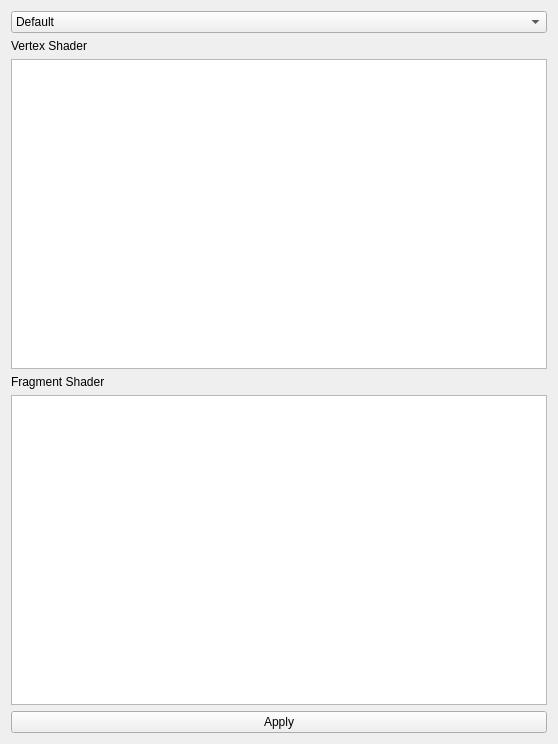
Before: the Qt Designer form utils/3d/shadedSceneControlWidget.ui in NickPenkrat/corecvs, drawn with Qt 5.
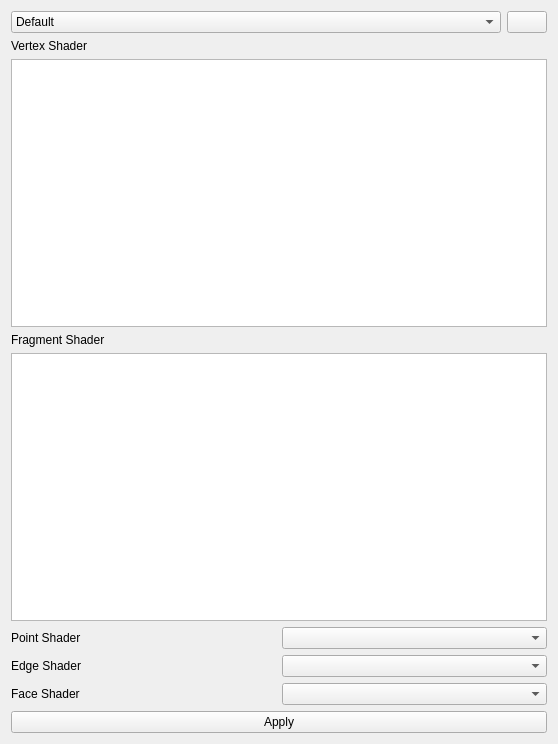
After: the same form once the commit is applied. Icons and pictures are not drawn.

Patch:
```diff
--- a/utils/3d/shadedSceneControlWidget.ui
+++ b/utils/3d/shadedSceneControlWidget.ui
@@ -14,16 +14,6 @@
    <string>Form</string>
   </property>
   <layout class="QGridLayout" name="gridLayout">
-   <item row="5" column="0">
-    <widget class="QPushButton" name="pushButton">
-     <property name="text">
-      <string>Apply</string>
-     </property>
-    </widget>
-   </item>
-   <item row="4" column="0">
-    <widget class="QPlainTextEdit" name="fragmentShaderTextEdit"/>
-   </item>
    <item row="1" column="0">
     <widget class="QLabel" name="label">
      <property name="text">
@@ -40,9 +30,6 @@
      </item>
     </widget>
    </item>
-   <item row="2" column="0">
-    <widget class="QPlainTextEdit" name="vetrexShaderTextEdit"/>
-   </item>
    <item row="3" column="0">
     <widget class="QLabel" name="label_2">
      <property name="text">
@@ -50,6 +37,76 @@
      </property>
     </widget>
    </item>
+   <item row="4" column="0" colspan="2">
+    <widget class="QPlainTextEdit" name="fragmentShaderTextEdit"/>
+   </item>
+   <item row="2" column="0" colspan="2">
+    <widget class="QPlainTextEdit" name="vetrexShaderTextEdit"/>
+   </item>
+   <item row="0" column="1">
+    <widget class="QPushButton" name="pushButton_2">
+     <property name="sizePolicy">
+      <sizepolicy hsizetype="Fixed" vsizetype="Fixed">
+       <horstretch>0</horstretch>
+       <verstretch>0</verstretch>
+      </sizepolicy>
+     </property>
+     <property name="text">
+      <string/>
+     </property>
+     <property name="icon">
+      <iconset resource="../../resources/main.qrc">
+       <normaloff>:/new/prefix1/install.png</normaloff>:/new/prefix1/install.png</iconset>
+     </property>
+     <property name="iconSize">
+      <size>
+       <width>24</width>
+       <height>24</height>
+      </size>
+     </property>
+    </widget>
+   </item>
+   <item row="6" column="0" colspan="2">
+    <layout class="QGridLayout" name="gridLayout_2">
+     <item row="0" column="0">
+      <widget class="QLabel" name="label_3">
+       <property name="text">
+        <string>Point Shader</string>
+       </property>
+      </widget>
+     </item>
+     <item row="1" column="0">
+      <widget class="QLabel" name="label_4">
+       <property name="text">
+        <string>Edge Shader</string>
+       </property>
+      </widget>
+     </item>
+     <item row="2" column="0">
+      <widget class="QLabel" name="label_5">
+       <property name="text">
+        <string>Face Shader</string>
+       </property>
+      </widget>
+     </item>
+     <item row="0" column="1">
+      <widget class="QComboBox" name="comboBox"/>
+     </item>
+     <item row="1" column="1">
+      <widget class="QComboBox" name="comboBox_2"/>
+     </item>
+     <item row="2" column="1">
+      <widget class="QComboBox" name="comboBox_3"/>
+     </item>
+    </layout>
+   </item>
+   <item row="12" column="0" colspan="2">
+    <widget class="QPushButton" name="pushButton">
+     <property name="text">
+      <string>Apply</string>
+     </property>
+    </widget>
+   </item>
   </layout>
  </widget>
  <resources/>
```
Left out of the diff: 4 changed lines with no effect on the pictures.
